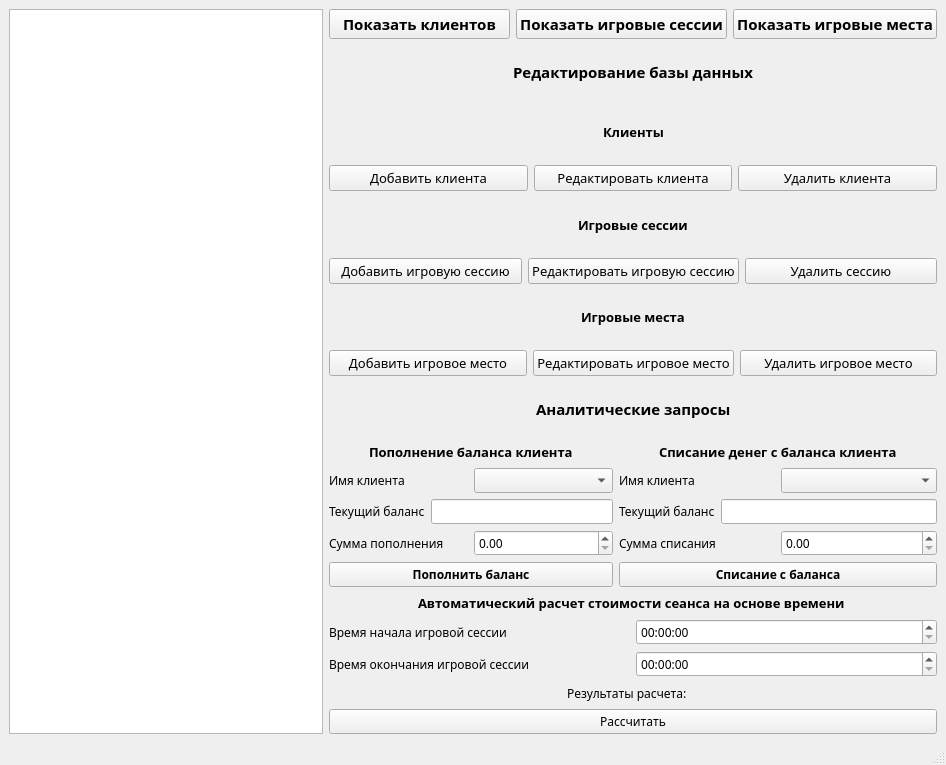
Above: Computer_club/mainwindow.ui from nydrawandcry/ComputerClub_Database before the change. Below: the same form after it.
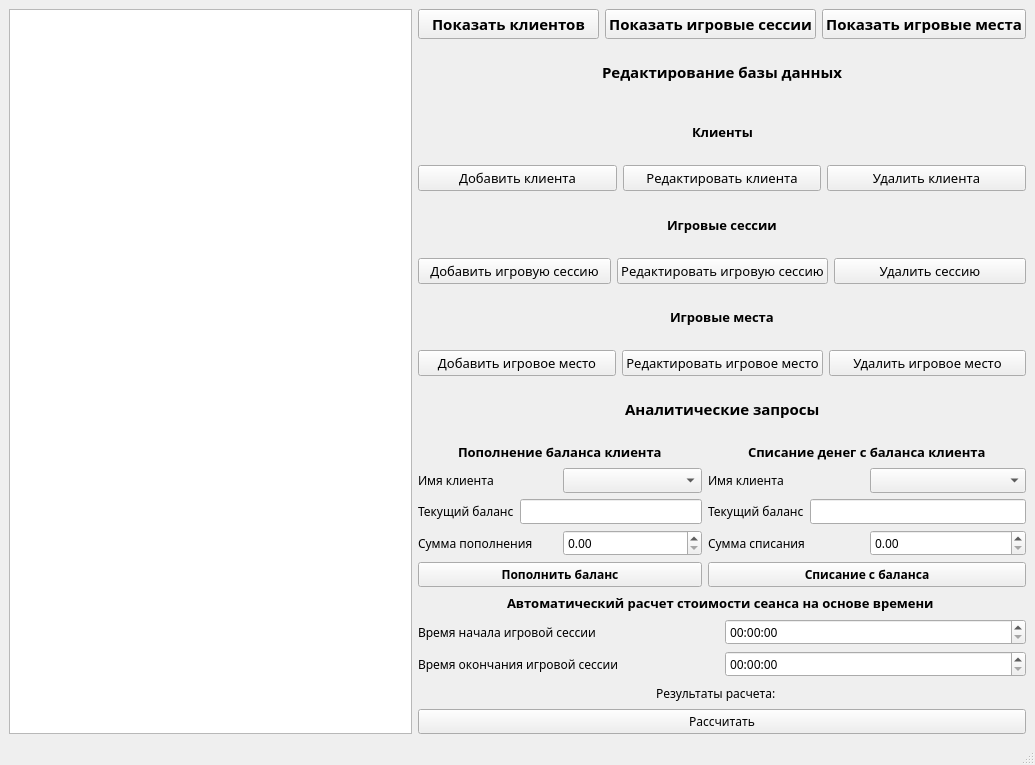
That is the form after the change.

What changed in the file:
```diff
--- a/Computer_club/mainwindow.ui
+++ b/Computer_club/mainwindow.ui
@@ -6,7 +6,7 @@
    <rect>
     <x>0</x>
     <y>0</y>
-    <width>946</width>
+    <width>1035</width>
     <height>765</height>
    </rect>
   </property>
```
Left out of the diff: 2 changed lines with no effect on the pictures.
